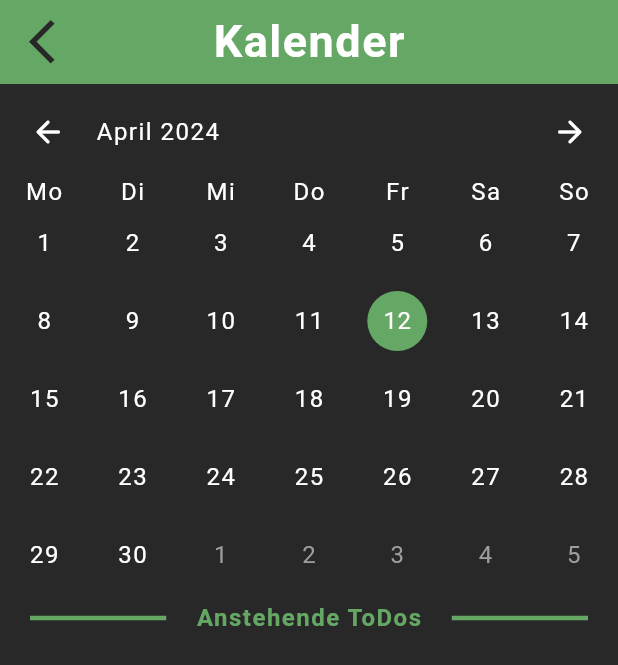
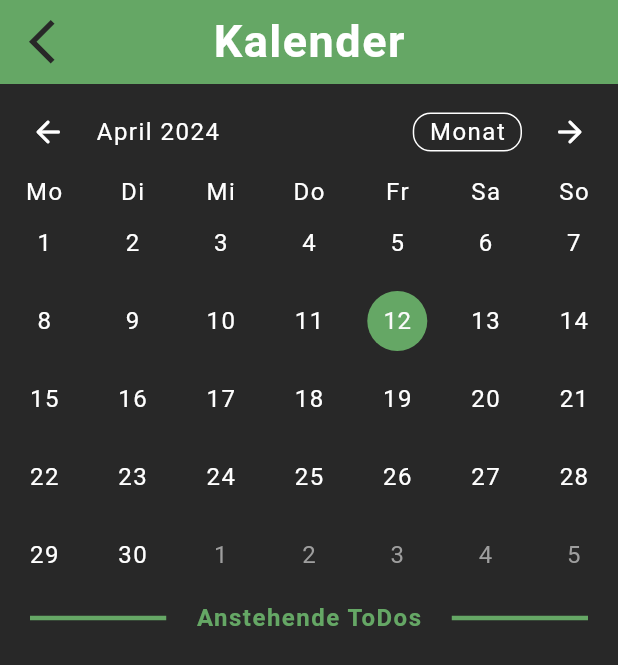
Before and after one commit to JonasBartlla/software_engineering_project_flutter, a Flutter app: the CalenderScreen screen opened directly, on a phone screen of 412 x 824 dp. Shown: the top 665 px of the screen. Run offline on Flutter 3.47's test engine with Material 3 defaults, Android fonts, the phone set to English and light mode, and no system bars; drawn by our look-alikes of table_calendar; our stand-ins replace cloud_firestore, firebase_auth, firebase_core, firebase_messaging, firebase_storage, flutter_spinkit and 4 more; missing offline and left inert: dart:html, list_ext; accounts and stored records are empty; network calls fail; Roboto replaces fonts that are missing (Comfortaa); project files that could hold a hidden picture were left out.

Commit message:
added calender to app and made some icon changes

```diff
--- a/lib/pages/home/lists/view_tasks_screen.dart
+++ b/lib/pages/home/lists/view_tasks_screen.dart
@@ -131,7 +131,7 @@ class _ListOfTaskPageState extends State<ListOfTasksPage> {
                     mainAxisAlignment: MainAxisAlignment.center,
                     children: [
                       const Icon(
-                        Icons.add,
+                        Icons.add_rounded,
                         color: Colors.white,
                         size: 35,
                       ),
--- a/lib/pages/home/main_screens/calender_page.dart
+++ b/lib/pages/home/main_screens/calender_page.dart
@@ -114,6 +114,7 @@ class _customValueListBuilderState extends State<customValueListBuilder> {
     List<Task> getEventsForDay(DateTime day) {
       return taskEvents[day] ?? [];
     }
+    //
 
     return Column(
       children: [
@@ -122,6 +123,7 @@ class _customValueListBuilderState extends State<customValueListBuilder> {
           firstDay: DateTime.utc(2010, 10, 16),
           lastDay: DateTime.utc(2030, 3, 14),
           focusedDay: _focusedDay,
+          availableCalendarFormats: const {CalendarFormat.month : 'Monat', CalendarFormat.twoWeeks : '2 Wochen', CalendarFormat.week : 'Woche'},
           startingDayOfWeek: StartingDayOfWeek.monday,
           locale: 'de',
           selectedDayPredicate: (day) {
@@ -154,7 +156,7 @@ class _customValueListBuilderState extends State<customValueListBuilder> {
                   border:
                       Border.all(width: 2, color: AppColors.myCheckItGreen))),
           headerStyle: HeaderStyle(
-            formatButtonVisible: false,
+            formatButtonVisible: true,
             //titleCentered: true,
             formatButtonDecoration: const BoxDecoration(
                 border: Border.fromBorderSide(
--- a/lib/pages/home/main_screens/home.dart
+++ b/lib/pages/home/main_screens/home.dart
@@ -312,7 +312,7 @@ class _HomeState extends State<Home> {
                           mainAxisAlignment: MainAxisAlignment.center,
                           children: [
                             const Icon(
-                              Icons.add,
+                              Icons.add_rounded,
                               color: Colors.white,
                               size: 35,
                             ),
```
